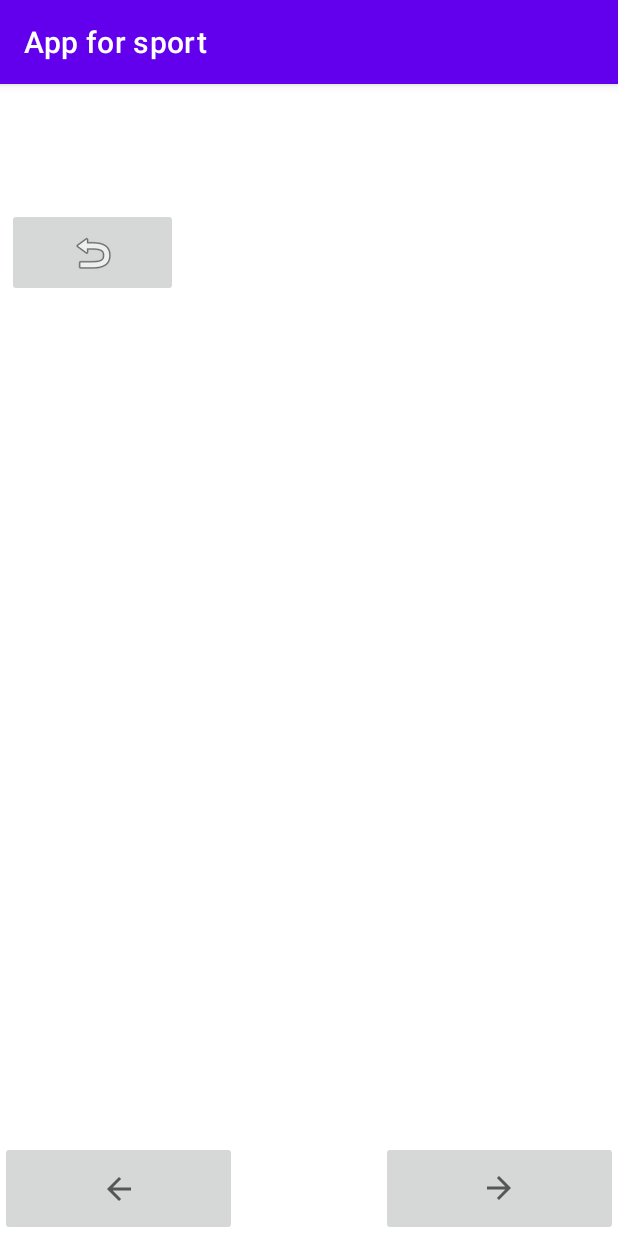
After one commit to Was404/Appforsport, an Android app: the GameActivity screen opened directly, with no data from a screen before it, on a phone screen of 412 x 824 dp. The commit adds this screen. Run offline under Robolectric (Android 15) with nearby library versions, the phone set to English and light mode, and no system bars; 1 statement that could not run was skipped.

Commit message:
new GameActivity.java

```diff
--- a/app/src/main/AndroidManifest.xml
+++ b/app/src/main/AndroidManifest.xml
@@ -27,6 +27,9 @@
                 android:name="android.app.lib_name"
                 android:value="" />
         </activity>
+        <activity android:name=".GameActivity">
+
+        </activity>
     </application>
 
 </manifest>
--- /dev/null
+++ b/app/src/main/java/com/example/appforsport/GameActivity.java
@@ -0,0 +1,63 @@
+package com.example.appforsport;
+
+import android.content.Intent;
+import android.os.Bundle;
+import android.view.MotionEvent;
+import android.view.View;
+import android.widget.Button;
+import android.widget.ImageButton;
+
+import androidx.appcompat.app.AppCompatActivity;
+import androidx.constraintlayout.widget.ConstraintLayout;
+
+public class GameActivity extends AppCompatActivity implements View.OnTouchListener {
+
+    ImageButton btn_back, btn_left, btn_right;
+    ConstraintLayout game;
+
+    public static boolean isLeftOn = false;
+    public static boolean isRightOn = false;
+    @Override
+    protected void onCreate(Bundle savedInstanceState) {
+        super.onCreate(savedInstanceState);
+        setContentView(R.layout.game_main);
+        GameView gameView = new GameView(this); //класс создай
+        game = (ConstraintLayout) findViewById(R.id.game);
+        btn_back = (ImageButton) findViewById(R.id.btn_back);
+        btn_left = (ImageButton) findViewById(R.id.btn_left);
+        btn_right = (ImageButton) findViewById(R.id.btn_right);
+
+        btn_back.setOnClickListener(new View.OnClickListener() {
+            @Override
+            public void onClick(View view) {
+                Intent intent = new Intent(GameActivity.this, ScrollingActivity.class);
+                startActivity(intent);
+            }
+        });
+        btn_left.setOnTouchListener(this);
+        btn_left.setOnTouchListener(this);
+
+    }
+
+    @Override
+    public boolean onTouch(View view, MotionEvent motionEvent) {
+        switch (ImageButton.getId()){
+            case R.id.btn_left:
+                switch (motionEvent.getAction()){
+                    case MotionEvent.ACTION_DOWN:
+                        isLeftOn = true;
+                        break;
+                    case MotionEvent.ACTION_UP:
+                        isLeftOn = false;
+                        break;
+                }
+                break;
+            case R.id.btn_right:
+                switch (motionEvent.getAction()){
+                    case MotionEvent.ACTION_DOWN:
+
+                }
+        }
+        return false;
+    }
+}
--- a/app/src/main/java/com/example/appforsport/ScrollingActivity.java
+++ b/app/src/main/java/com/example/appforsport/ScrollingActivity.java
@@ -1,5 +1,6 @@
 package com.example.appforsport;
 
+import android.content.Intent;
 import android.os.Bundle;
 
 import com.google.android.material.appbar.CollapsingToolbarLayout;
@@ -35,7 +36,9 @@ public class ScrollingActivity extends AppCompatActivity {
         fab.setOnClickListener(new View.OnClickListener() {
             @Override
             public void onClick(View view) {
-                Snackbar.make(view, "Replace with your own action", Snackbar.LENGTH_LONG)
+                Intent intent = new Intent(ScrollingActivity.this, GameActivity.class);
+                startActivity(intent);
+                Snackbar.make(view, "You leaved the game", Snackbar.LENGTH_LONG)
                         .setAction("Action", null).show();
             }
         });
--- a/app/src/main/res/layout/activity_scrolling.xml
+++ b/app/src/main/res/layout/activity_scrolling.xml
@@ -43,6 +43,6 @@
         android:layout_marginEnd="@dimen/fab_margin"
         app:layout_anchor="@id/app_bar"
         app:layout_anchorGravity="bottom|end"
-        app:srcCompat="@drawable/ic_gamepad" />
+        app:srcCompat="?attr/actionModeSelectAllDrawable" />
 
 </androidx.coordinatorlayout.widget.CoordinatorLayout>
--- /dev/null
+++ b/app/src/main/res/layout/game_main.xml
@@ -0,0 +1,40 @@
+<?xml version="1.0" encoding="utf-8"?>
+<androidx.constraintlayout.widget.ConstraintLayout xmlns:android="http://schemas.android.com/apk/res/android"
+    xmlns:app="http://schemas.android.com/apk/res-auto"
+    xmlns:tools="http://schemas.android.com/tools"
+    android:layout_width="match_parent"
+    android:layout_height="match_parent"
+    android:id="@+id/game"
+    android:orientation="vertical">
+
+    <ImageButton
+        android:id="@+id/btn_back"
+        android:layout_width="114dp"
+        android:layout_height="59dp"
+        android:layout_marginStart="4dp"
+        android:layout_marginEnd="293dp"
+        android:layout_marginBottom="544dp"
+        android:contentDescription="@string/btn_back"
+        app:layout_constraintBottom_toBottomOf="parent"
+        app:layout_constraintEnd_toEndOf="parent"
+        app:layout_constraintStart_toStartOf="parent"
+        app:layout_constraintTop_toTopOf="parent"
+        app:srcCompat="@android:drawable/ic_menu_revert" />
+
+    <ImageButton
+        android:id="@+id/btn_left"
+        android:layout_width="158dp"
+        android:layout_height="63dp"
+        app:layout_constraintBottom_toBottomOf="parent"
+        app:layout_constraintStart_toStartOf="parent"
+        app:srcCompat="?attr/homeAsUpIndicator" />
+
+    <ImageButton
+        android:id="@+id/btn_right"
+        android:layout_width="158dp"
+        android:layout_height="63dp"
+        android:rotation="180"
+        app:layout_constraintBottom_toBottomOf="parent"
+        app:layout_constraintEnd_toEndOf="parent"
+        app:srcCompat="?attr/homeAsUpIndicator" />
+</androidx.constraintlayout.widget.ConstraintLayout>
```
Also changed, not shown: app/src/main/res/drawable/ic_gamepad.xml (deleted, +0 -9 lines).
